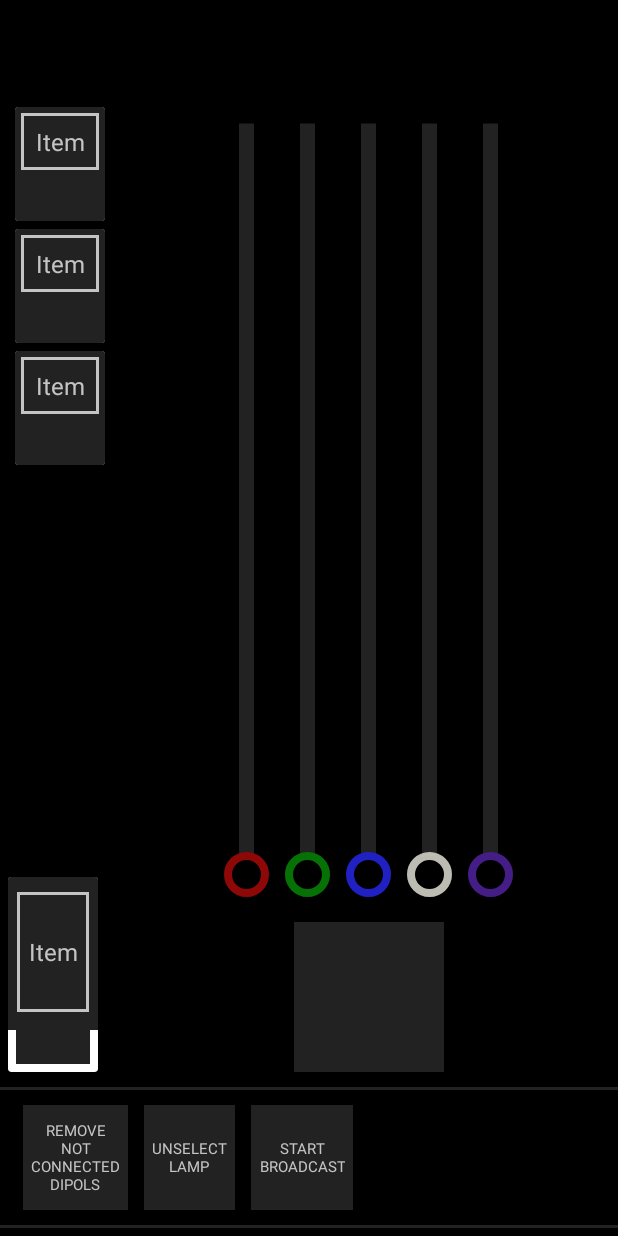
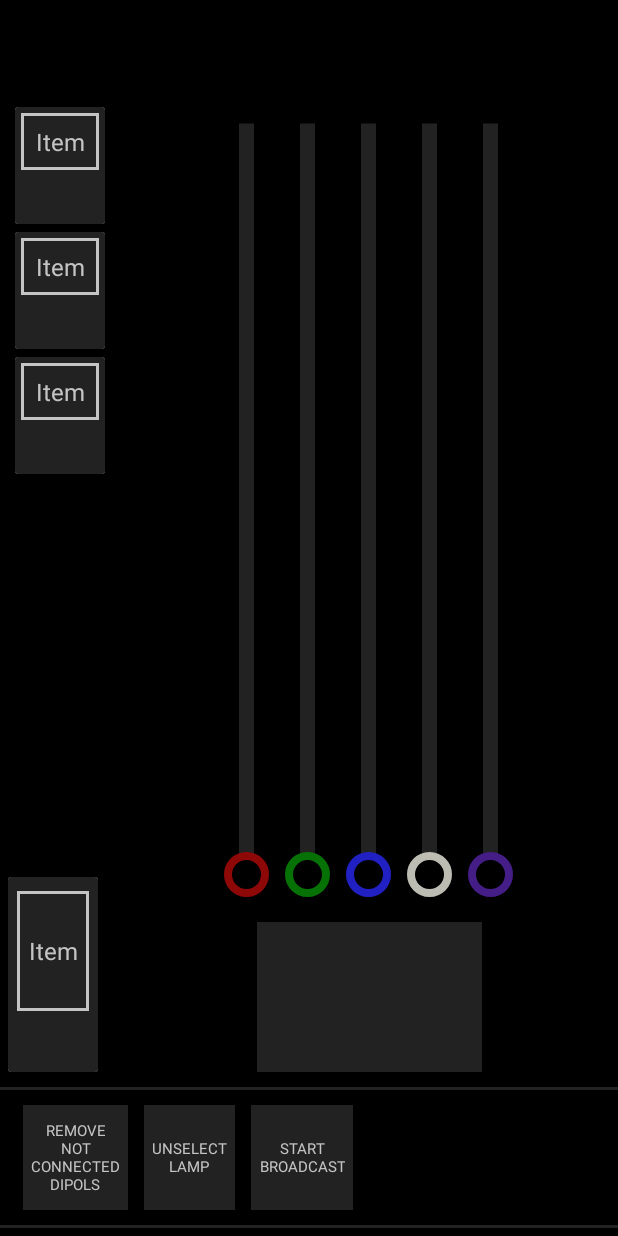
Before and after one commit to meuta/Dipolia, an Android app: the layout activity_local_mode.xml on its own in the app's theme, with its tools: preview values and no code run, on a phone screen of 412 x 824 dp. Run offline under Robolectric (Android 15) with nearby library versions, the phone set to English and light mode, and no system bars.

Commit message:
some fixing done

```diff
--- a/app/src/main/java/com/example/dipolia/data/network/UDPClient.kt
+++ b/app/src/main/java/com/example/dipolia/data/network/UDPClient.kt
@@ -61,7 +61,7 @@
         }
 
     suspend fun sendUDPSuspend(messageStr: String) {
-        Log.d("UDPClient", "message sendUDPSuspend($messageStr)")
+//        Log.d("UDPClient", "message sendUDPSuspend($messageStr)")
         val socket = openDatagramSocket()
 //        Log.d("UDPClient", "DatagramSocket($port) $socket ")
 
@@ -85,7 +85,7 @@
     suspend fun sendUDPSuspend(messageStr: String, ip: InetAddress) {
 
         try {
-            Log.d("UDPClient", "message to $ip sendUDPSuspend($messageStr)")
+//            Log.d("UDPClient", "message to $ip sendUDPSuspend($messageStr)")
             val socket = openDatagramSocket()
 //            Log.d("UDPClient", "DatagramSocket($port) $socket ")
 
--- a/app/src/main/java/com/example/dipolia/data/network/UDPServer.kt
+++ b/app/src/main/java/com/example/dipolia/data/network/UDPServer.kt
@@ -32,7 +32,7 @@
 
     private fun receivePacket(socket: DatagramSocket, packet: DatagramPacket, callback: (DatagramPacket) -> Unit) {
         socket.receive(packet)
-        Log.d("UDPServer", "DatagramPacket $packet ")
+//        Log.d("UDPServer", "DatagramPacket $packet ")
         Handler(Looper.getMainLooper()).post {           // .post or .postDelay
             callback.invoke(packet)
         }
@@ -77,7 +77,7 @@
                 var string = String(packet.data)
 //                Log.d("UDPServer", "String $string ")
                 string = string.substring(0, packet.length)         //что делает эта строчка?
-                Log.d("UDPServer", "message substring $string ")
+//                Log.d("UDPServer", "message substring $string ")
 
                 return Pair(string, packet.address)                 //will finally be executed??
             }
--- a/app/src/main/java/com/example/dipolia/data/workers/RefreshSendUDPWorker.kt
+++ b/app/src/main/java/com/example/dipolia/data/workers/RefreshSendUDPWorker.kt
@@ -28,7 +28,7 @@
             val lampList = dipolsDao.getLampsList()
             for (lamp in lampList) {
                 if (lamp.connected) {
-                    Log.d("worker", "IP = ${lamp.lampId}")
+//                    Log.d("worker", "IP = ${lamp.lampId}")
                     val rcs = (BigDecimal(rabbitColorSpeed).setScale(
                         3,
                         RoundingMode.HALF_DOWN
@@ -69,12 +69,12 @@
         const val WORK_NAME = "RefreshSendUDPWorker"
 
         fun makeRequest(): OneTimeWorkRequest {
-            Log.d("RefreshSendUDPWorker", "makeOneTimeRequest")
+//            Log.d("RefreshSendUDPWorker", "makeOneTimeRequest")
             return OneTimeWorkRequestBuilder<RefreshSendUDPWorker>().build()
         }
 
         fun makePeriodicRequest(): PeriodicWorkRequest {
-            Log.d("RefreshSendUDPWorker", "makePeriodicRequest")
+//            Log.d("RefreshSendUDPWorker", "makePeriodicRequest")
             return PeriodicWorkRequestBuilder<RefreshSendUDPWorker>(8, TimeUnit.MINUTES)
                 .build()
         }
--- a/app/src/main/res/layout/activity_local_mode.xml
+++ b/app/src/main/res/layout/activity_local_mode.xml
@@ -44,11 +44,11 @@
             android:layout_margin="10dp"
             app:layoutManager="androidx.recyclerview.widget.LinearLayoutManager"
             app:layout_constraintBottom_toTopOf="@+id/card_view_five_lights"
-            app:layout_constraintEnd_toStartOf="@id/current_dipol_layout"
+            app:layout_constraintEnd_toStartOf="@id/current_lamp_layout"
             app:layout_constraintHorizontal_chainStyle="spread_inside"
             app:layout_constraintStart_toStartOf="parent"
             app:layout_constraintTop_toBottomOf="@+id/app_bar_layout"
-            tools:listitem="@layout/item_dipol_unselected" />
+            tools:listitem="@layout/item_dipol_selected" />
 
         <androidx.cardview.widget.CardView
             android:id="@+id/card_view_five_lights"
@@ -56,21 +56,32 @@
             android:layout_height="130dp"
             android:layout_margin="10dp"
             android:background="@color/gray"
-            android:elevation="@dimen/item_card_cv_elevation"
-            android:orientation="vertical"
             app:layout_constraintBottom_toTopOf="@id/view_buttons_divider"
             app:layout_constraintEnd_toEndOf="@+id/rv_dipol_item_list"
             app:layout_constraintStart_toStartOf="parent"
             app:layout_constraintTop_toBottomOf="@+id/rv_dipol_item_list"
-            app:selectedFiveLightsControlLayoutVisibility="@{viewModel.fiveLights.connected}">
+            app:fiveLightsItemVisibility="@{viewModel.fiveLights.connected}"
+            android:elevation="@dimen/item_card_cv_elevation">
 
 
+        <androidx.constraintlayout.widget.ConstraintLayout
+                android:layout_width="match_parent"
+                android:layout_height="match_parent"
+                android:background="@color/gray"
+                android:padding="2dp">
 
-                <FrameLayout
+
+            <FrameLayout
+                    android:id="@+id/fl_five_lights_item"
                     android:layout_width="match_parent"
                     android:layout_height="wrap_content"
                     android:background="@color/gray"
-                    android:paddingBottom="2dp">
+                    android:paddingBottom="2dp"
+                    app:layout_constraintTop_toTopOf="parent"
+                    app:layout_constraintEnd_toEndOf="parent"
+                    app:layout_constraintStart_toStartOf="parent"
+                    app:layout_constraintBottom_toTopOf="@+id/view_local_color_label_five_lights_item"
+                    >
 
                     <TextView
                         android:id="@+id/tv_five_lights_item"
@@ -103,22 +114,28 @@
                     android:id="@+id/view_local_color_label_five_lights_item"
                     android:layout_width="match_parent"
                     android:layout_height="30dp"
-                    android:layout_margin="5dp"
                     app:fiveLightsLableColor="@{viewModel.fiveLights.c}"
-                    android:layout_gravity="bottom"
-                    tools:background="@color/gray" />
+                    android:background="@color/gray"
+                    android:layout_gravity="center"
+                    app:layout_constraintTop_toBottomOf="@+id/fl_five_lights_item"
+                    app:layout_constraintEnd_toEndOf="parent"
+                    app:layout_constraintStart_toStartOf="parent"
+                    app:layout_constraintBottom_toBottomOf="parent" />
+
+            </androidx.constraintlayout.widget.ConstraintLayout>
 
 
         </androidx.cardview.widget.CardView>
 
         <FrameLayout
-            android:id="@+id/current_dipol_layout"
+            android:id="@+id/current_lamp_layout"
             android:layout_width="0dp"
             android:layout_height="0dp"
             app:layout_constraintBottom_toTopOf="@id/view_buttons_divider"
             app:layout_constraintEnd_toEndOf="parent"
             app:layout_constraintStart_toEndOf="@+id/rv_dipol_item_list"
             app:layout_constraintTop_toBottomOf="@+id/app_bar_layout"
+            app:lampControlLayoutVisibility="@{viewModel.selectedLamp.connected}"
             tools:visibility="visible">
 
             <TextView
@@ -127,7 +144,7 @@
                 android:layout_height="match_parent"
                 android:gravity="center"
                 android:text="@string/please_select_the_lamp"
-                app:selectedPleaseSelectTextViewVisibility="@{viewModel.selectedConnectedLampType}"
+                app:pleaseSelectTextViewVisibility="@{viewModel.selectedConnectedLampType}"
                 tools:visibility="visible" />
 
             <androidx.constraintlayout.widget.ConstraintLayout
@@ -189,7 +206,7 @@
                     android:layout_width="100dp"
                     android:layout_height="100dp"
                     android:layout_margin="10dp"
-                    app:lableColor="@{viewModel.selectedDipol.c1}"
+                    app:dipolLableColor="@{viewModel.selectedDipol.c1}"
                     app:layout_constraintBottom_toBottomOf="parent"
                     app:layout_constraintEnd_toEndOf="@+id/ll_local_seekbars_left"
                     app:layout_constraintStart_toStartOf="@+id/ll_local_seekbars_left"
@@ -246,7 +263,7 @@
                     android:layout_width="100dp"
                     android:layout_height="100dp"
                     android:layout_margin="10dp"
-                    app:lableColor="@{viewModel.selectedDipol.c2}"
+                    app:dipolLableColor="@{viewModel.selectedDipol.c2}"
                     app:layout_constraintBottom_toBottomOf="parent"
                     app:layout_constraintEnd_toEndOf="@+id/ll_local_seekbars_right"
                     app:layout_constraintStart_toStartOf="@+id/ll_local_seekbars_right"
@@ -327,7 +344,7 @@
 
                 <View
                     android:id="@+id/view_local_color_label_five_lights"
-                    android:layout_width="100dp"
+                    android:layout_width="150dp"
                     android:layout_height="100dp"
                     android:layout_margin="10dp"
                     app:fiveLightsLableColor="@{viewModel.fiveLights.c}"
@@ -391,7 +408,7 @@
                 android:text="@string/unselect_lamp"
                 android:textColor="@color/colorHighlighted"
                 android:textSize="10sp"
-                app:selectedDipolControlLayoutVisibility="@{viewModel.selectedLamp.connected}"
+                app:lampControlLayoutVisibility="@{viewModel.selectedLamp.connected}"
 
                 />
 
--- a/app/src/main/res/layout/item_dipol_selected.xml
+++ b/app/src/main/res/layout/item_dipol_selected.xml
@@ -61,7 +61,7 @@
                     android:layout_height="30dp"
                     android:layout_gravity="center"
                     android:layout_weight="1"
-                    app:lableColor="@{dipolItem.c1}"
+                    app:dipolLableColor="@{dipolItem.c1}"
                     tools:background="@color/gray" />
 
                 <View
@@ -70,8 +70,8 @@
                     android:layout_height="30dp"
                     android:layout_gravity="center"
                     android:layout_marginStart="2dp"
-                    app:lableColor="@{dipolItem.c2}"
                     android:layout_weight="1"
+                    app:dipolLableColor="@{dipolItem.c2}"
                     android:background="@color/gray" />
 
             </LinearLayout>
--- a/app/src/main/res/layout/item_dipol_unselected.xml
+++ b/app/src/main/res/layout/item_dipol_unselected.xml
@@ -58,7 +58,7 @@
                     android:layout_height="30dp"
                     android:layout_gravity="center"
                     android:layout_weight="1"
-                    app:lableColor="@{dipolItem.c1}"
+                    app:dipolLableColor="@{dipolItem.c1}"
                     android:background="@color/gray" />
 
                 <View
@@ -68,7 +68,7 @@
                     android:layout_gravity="center"
                     android:layout_marginStart="2dp"
                     android:layout_weight="1"
-                    app:lableColor="@{dipolItem.c2}"
+                    app:dipolLableColor="@{dipolItem.c2}"
                     android:background="@color/gray" />
 
             </LinearLayout>
```
Also changed, not shown: app/src/main/java/com/example/dipolia/data/DipoliaRepositoryImpl.kt (+17 -22 lines), app/src/main/java/com/example/dipolia/data/mapper/DipoliaMapper.kt (+4 -83 lines), app/src/main/java/com/example/dipolia/presentation/BingingAdapters.kt (+26 -25 lines), app/src/main/java/com/example/dipolia/presentation/MainActivity.kt (+7 -51 lines), app/src/main/res/layout/activity_main.xml (deleted, +0 -223 lines).
